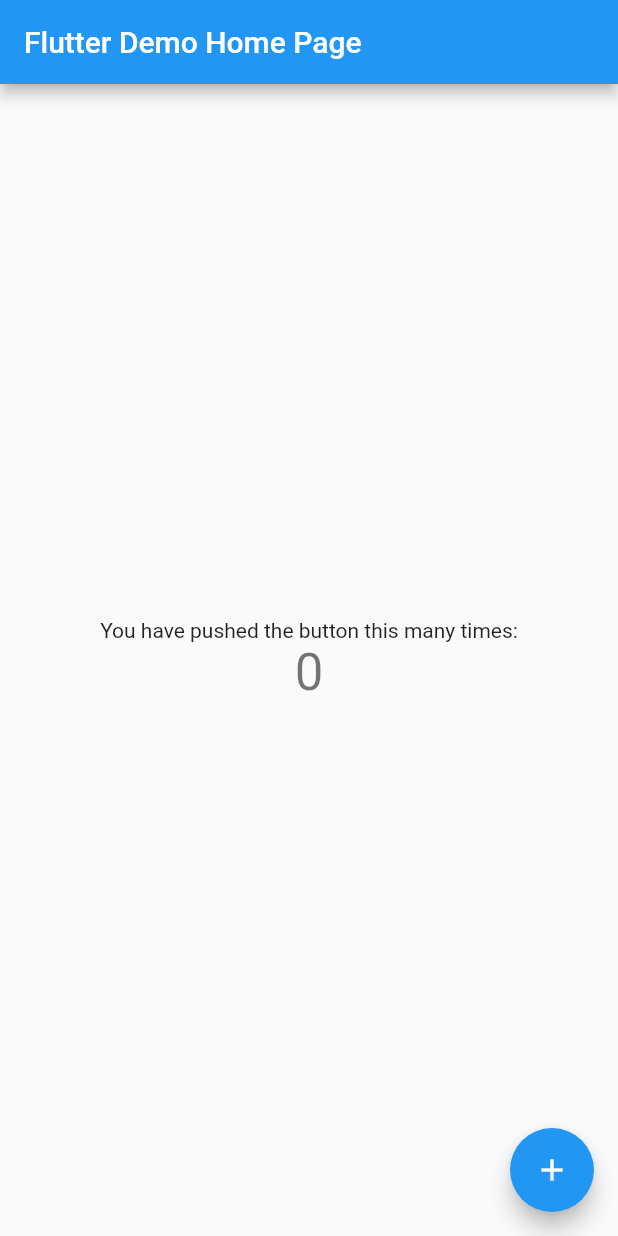
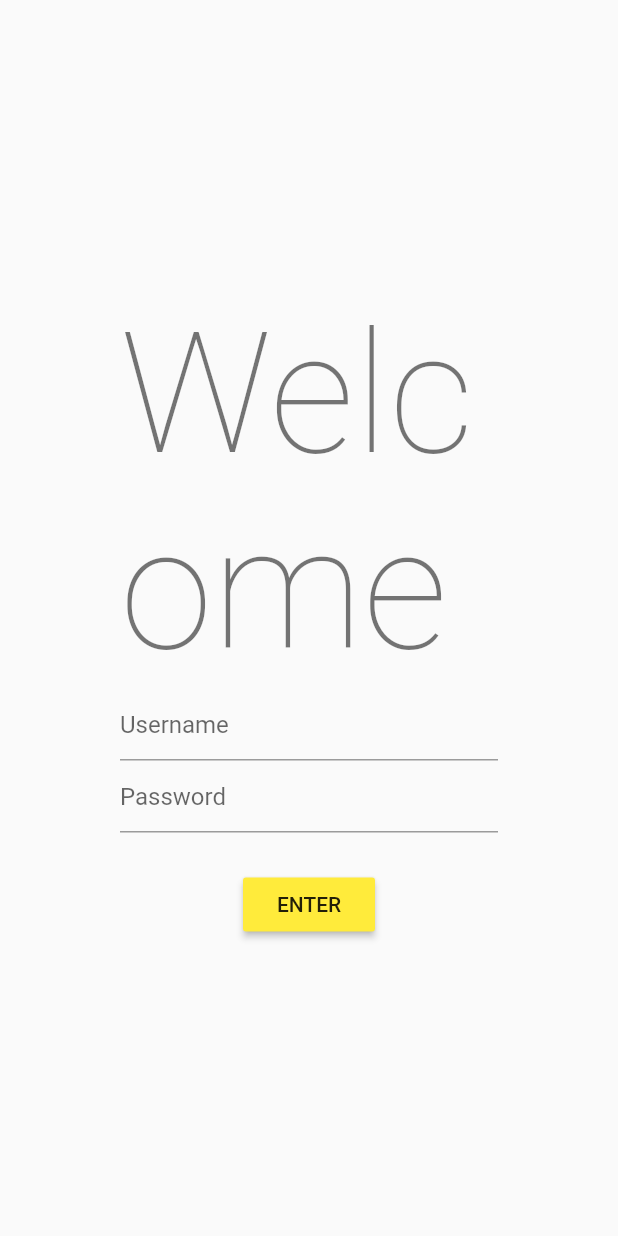
Before and after one commit to tkugimot/cookbooks_tkugimot, a Flutter app: the screen it shows after launch, on a phone screen of 412 x 824 dp. Run offline on Flutter 3.47's test engine with Material 2 defaults, Android fonts, the phone set to English and light mode, and no system bars.

Commit message:
Add home(login) screen

```diff
--- a/lib/main.dart
+++ b/lib/main.dart
@@ -1,4 +1,6 @@
+import 'package:cookbooks_tkugimot/screens/HomeScreen.dart';
 import 'package:flutter/material.dart';
+import 'package:provider/provider.dart';
 
 void main() {
   runApp(MyApp());
@@ -8,98 +10,17 @@
   // This widget is the root of your application.
   @override
   Widget build(BuildContext context) {
-    return MaterialApp(
-      title: 'Flutter Demo',
-      theme: ThemeData(
-        primarySwatch: Colors.blue,
-        visualDensity: VisualDensity.adaptivePlatformDensity,
+    return MultiProvider(
+      providers: [
+        Provider(create: (BuildContext context) {  },),
+      ],
+      child: MaterialApp(
+        title: 'Flutter cookbooks design',
+        initialRoute: '/',
+        routes: {
+          '/': (context) => HomeScreen(),
+        },
       ),
-      home: MyHomePage(title: 'Flutter Demo Home Page'),
     );
   }
 }
-
-class MyHomePage extends StatefulWidget {
-  MyHomePage({Key key, this.title}) : super(key: key);
-
-  // This widget is the home page of your application. It is stateful, meaning
-  // that it has a State object (defined below) that contains fields that affect
-  // how it looks.
-
-  // This class is the configuration for the state. It holds the values (in this
-  // case the title) provided by the parent (in this case the App widget) and
-  // used by the build method of the State. Fields in a Widget subclass are
-  // always marked "final".
-
-  final String title;
-
-  @override
-  _MyHomePageState createState() => _MyHomePageState();
-}
-
-class _MyHomePageState extends State<MyHomePage> {
-  int _counter = 0;
-
-  void _incrementCounter() {
-    setState(() {
-      // This call to setState tells the Flutter framework that something has
-      // changed in this State, which causes it to rerun the build method below
-      // so that the display can reflect the updated values. If we changed
-      // _counter without calling setState(), then the build method would not be
-      // called again, and so nothing would appear to happen.
-      _counter++;
-    });
-  }
-
-  @override
-  Widget build(BuildContext context) {
-    // This method is rerun every time setState is called, for instance as done
-    // by the _incrementCounter method above.
-    //
-    // The Flutter framework has been optimized to make rerunning build methods
-    // fast, so that you can just rebuild anything that needs updating rather
-    // than having to individually change instances of widgets.
-    return Scaffold(
-      appBar: AppBar(
-        // Here we take the value from the MyHomePage object that was created by
-        // the App.build method, and use it to set our appbar title.
-        title: Text(widget.title),
-      ),
-      body: Center(
-        // Center is a layout widget. It takes a single child and positions it
-        // in the middle of the parent.
-        child: Column(
-          // Column is also a layout widget. It takes a list of children and
-          // arranges them vertically. By default, it sizes itself to fit its
-          // children horizontally, and tries to be as tall as its parent.
-          //
-          // Invoke "debug painting" (press "p" in the console, choose the
-          // "Toggle Debug Paint" action from the Flutter Inspector in Android
-          // Studio, or the "Toggle Debug Paint" command in Visual Studio Code)
-          // to see the wireframe for each widget.
-          //
-          // Column has various properties to control how it sizes itself and
-          // how it positions its children. Here we use mainAxisAlignment to
-          // center the children vertically; the main axis here is the vertical
-          // axis because Columns are vertical (the cross axis would be
-          // horizontal).
-          mainAxisAlignment: MainAxisAlignment.center,
-          children: <Widget>[
-            Text(
-              'You have pushed the button this many times:',
-            ),
-            Text(
-              '$_counter',
-              style: Theme.of(context).textTheme.headline4,
-            ),
-          ],
-        ),
-      ),
-      floatingActionButton: FloatingActionButton(
-        onPressed: _incrementCounter,
-        tooltip: 'Increment',
-        child: Icon(Icons.add),
-      ), // This trailing comma makes auto-formatting nicer for build methods.
-    );
-  }
-}
--- /dev/null
+++ b/lib/screens/HomeScreen.dart
@@ -0,0 +1,45 @@
+import 'package:flutter/cupertino.dart';
+import 'package:flutter/material.dart';
+
+class HomeScreen extends StatelessWidget {
+  @override
+  Widget build(BuildContext context) {
+    return Scaffold(
+      body: Center(
+        child: Container(
+          padding: EdgeInsets.all(80.0),
+          child: Column(
+            mainAxisAlignment: MainAxisAlignment.center,
+            children: [
+              Text(
+                'Welcome',
+                style: Theme.of(context).textTheme.headline1,
+              ),
+              TextFormField(
+                decoration: InputDecoration(
+                  hintText: 'Username',
+                ),
+              ),
+              TextFormField(
+                decoration: InputDecoration(
+                  hintText: 'Password',
+                ),
+                obscureText: true,
+              ),
+              SizedBox(
+                height: 24,
+              ),
+              RaisedButton(
+                color: Colors.yellow,
+                child: Text('ENTER'),
+                onPressed: () {
+                  Navigator.pushReplacementNamed(context, '/catalog');
+                },
+              )
+            ],
+          ),
+        ),
+      ),
+    );
+  }
+}
```
